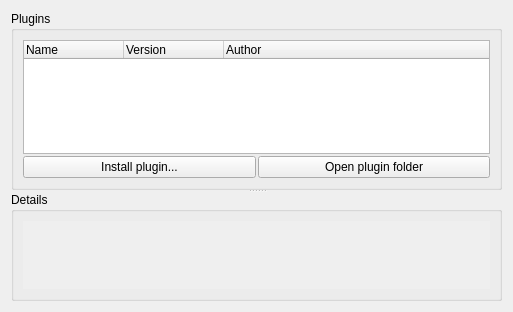
The window that ui/options_plugins.ui (metabrainz/picard) describes before a commit, drawn with Qt 5.
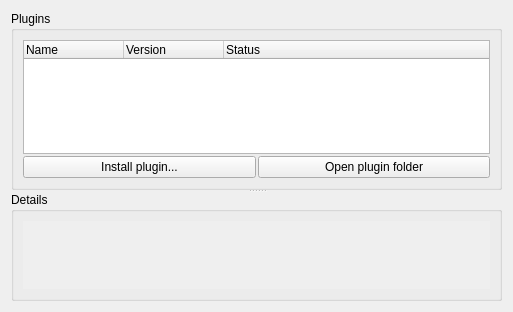
The same window after the commit.

Commit message:
Display Update or Download buttons for each plugin installed or available
Actions not yet implemented

What changed in the file:
```diff
--- a/ui/options_plugins.ui
+++ b/ui/options_plugins.ui
@@ -56,7 +56,7 @@
          </column>
          <column>
           <property name="text">
-           <string>Author</string>
+           <string>Status</string>
           </property>
          </column>
         </widget>
```
The commit also changes 2 other files.
